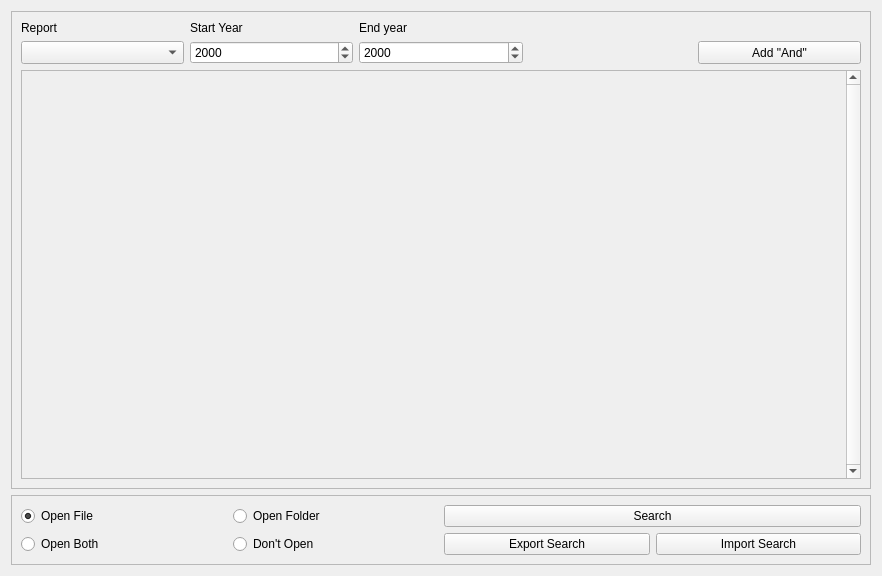
Above: ui/SearchTab.ui from CS-4820-Library-Project/COUNTER-5-Report-Tool-2020-5.0 before the change. Below: the same form after it.
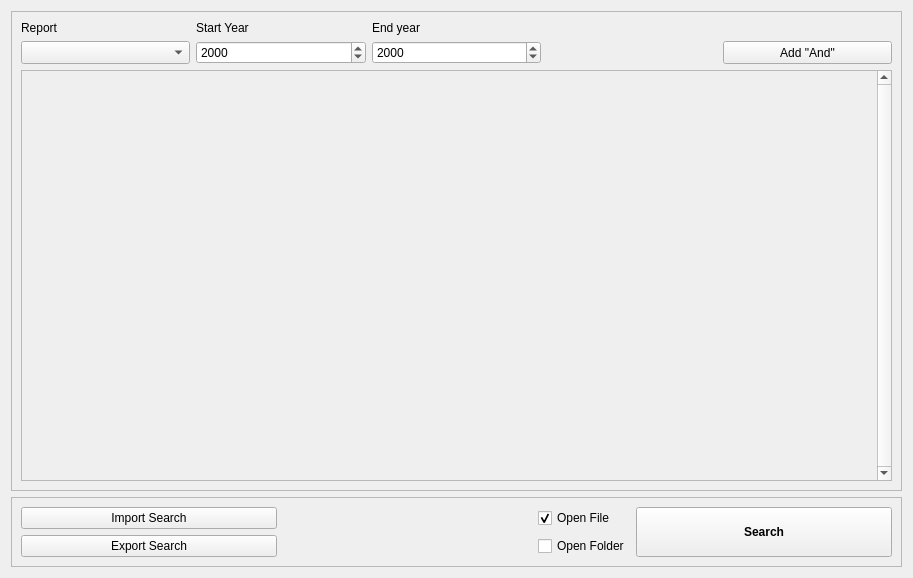
That is the form after the change. Icons and pictures are not drawn.

Commit message: changed radio buttons to check boxes

```diff
--- a/ui/SearchTab.ui
+++ b/ui/SearchTab.ui
@@ -6,8 +6,8 @@
    <rect>
     <x>0</x>
     <y>0</y>
-    <width>882</width>
-    <height>576</height>
+    <width>913</width>
+    <height>578</height>
    </rect>
   </property>
   <property name="windowTitle">
@@ -40,8 +40,8 @@
           <rect>
            <x>0</x>
            <y>0</y>
-           <width>747</width>
-           <height>174</height>
+           <width>778</width>
+           <height>176</height>
           </rect>
          </property>
          <property name="sizePolicy">
@@ -133,85 +133,23 @@
    </item>
    <item>
     <widget class="QFrame" name="search_control_frame">
+     <property name="sizePolicy">
+      <sizepolicy hsizetype="Expanding" vsizetype="Preferred">
+       <horstretch>0</horstretch>
+       <verstretch>0</verstretch>
+      </sizepolicy>
+     </property>
      <property name="frameShape">
       <enum>QFrame::StyledPanel</enum>
      </property>
      <property name="frameShadow">
       <enum>QFrame::Raised</enum>
      </property>
-     <layout class="QGridLayout" name="gridLayout_4">
-      <item row="3" column="3">
-       <widget class="QRadioButton" name="open_both_radioButton">
-        <property name="sizePolicy">
-         <sizepolicy hsizetype="Preferred" vsizetype="Preferred">
-          <horstretch>0</horstretch>
-          <verstretch>0</verstretch>
-         </sizepolicy>
-        </property>
-        <property name="text">
-         <string>Open Both</string>
-        </property>
-       </widget>
-      </item>
-      <item row="3" column="4">
-       <widget class="QRadioButton" name="dont_open_radioButton">
-        <property name="sizePolicy">
-         <sizepolicy hsizetype="Preferred" vsizetype="Preferred">
-          <horstretch>0</horstretch>
-          <verstretch>0</verstretch>
-         </sizepolicy>
-        </property>
-        <property name="text">
-         <string>Don't Open</string>
-        </property>
-       </widget>
-      </item>
-      <item row="2" column="3">
-       <widget class="QRadioButton" name="open_file_radioButton">
-        <property name="sizePolicy">
-         <sizepolicy hsizetype="Preferred" vsizetype="Preferred">
-          <horstretch>0</horstretch>
-          <verstretch>0</verstretch>
-         </sizepolicy>
-        </property>
-        <property name="text">
-         <string>Open File</string>
-        </property>
-        <property name="checked">
-         <bool>true</bool>
-        </property>
-       </widget>
-      </item>
-      <item row="2" column="4">
-       <widget class="QRadioButton" name="open_folder_radioButton">
-        <property name="sizePolicy">
-         <sizepolicy hsizetype="Preferred" vsizetype="Preferred">
-          <horstretch>0</horstretch>
-          <verstretch>0</verstretch>
-         </sizepolicy>
-        </property>
-        <property name="text">
-         <string>Open Folder</string>
-        </property>
-       </widget>
-      </item>
-      <item row="3" column="6">
-       <widget class="QPushButton" name="search_import_button">
-        <property name="sizePolicy">
-         <sizepolicy hsizetype="Preferred" vsizetype="Preferred">
-          <horstretch>0</horstretch>
-          <verstretch>0</verstretch>
-         </sizepolicy>
-        </property>
-        <property name="text">
-         <string>Import Search</string>
-        </property>
-       </widget>
-      </item>
-      <item row="3" column="5">
+     <layout class="QGridLayout" name="gridLayout">
+      <item row="1" column="0">
        <widget class="QPushButton" name="search_export_button">
         <property name="sizePolicy">
-         <sizepolicy hsizetype="Preferred" vsizetype="Preferred">
+         <sizepolicy hsizetype="Expanding" vsizetype="Preferred">
           <horstretch>0</horstretch>
           <verstretch>0</verstretch>
          </sizepolicy>
@@ -221,19 +159,83 @@
         </property>
        </widget>
       </item>
-      <item row="2" column="5" colspan="2">
+      <item row="0" column="3" rowspan="2">
        <widget class="QPushButton" name="search_button">
         <property name="sizePolicy">
-         <sizepolicy hsizetype="Preferred" vsizetype="Preferred">
+         <sizepolicy hsizetype="Expanding" vsizetype="Preferred">
           <horstretch>0</horstretch>
           <verstretch>0</verstretch>
          </sizepolicy>
         </property>
+        <property name="font">
+         <font>
+          <weight>75</weight>
+          <bold>true</bold>
+         </font>
+        </property>
         <property name="text">
          <string>Search</string>
         </property>
        </widget>
       </item>
+      <item row="0" column="0">
+       <widget class="QPushButton" name="search_import_button">
+        <property name="sizePolicy">
+         <sizepolicy hsizetype="Expanding" vsizetype="Preferred">
+          <horstretch>0</horstretch>
+          <verstretch>0</verstretch>
+         </sizepolicy>
+        </property>
+        <property name="text">
+         <string>Import Search</string>
+        </property>
+       </widget>
+      </item>
+      <item row="0" column="2">
+       <widget class="QCheckBox" name="search_open_file_checkbox">
+        <property name="sizePolicy">
+         <sizepolicy hsizetype="Preferred" vsizetype="Preferred">
+          <horstretch>0</horstretch>
+          <verstretch>0</verstretch>
+         </sizepolicy>
+        </property>
+        <property name="text">
+         <string>Open File</string>
+        </property>
+        <property name="checked">
+         <bool>true</bool>
+        </property>
+        <property name="tristate">
+         <bool>false</bool>
+        </property>
+       </widget>
+      </item>
+      <item row="1" column="2">
+       <widget class="QCheckBox" name="search_open_folder_checkbox">
+        <property name="sizePolicy">
+         <sizepolicy hsizetype="Preferred" vsizetype="Preferred">
+          <horstretch>0</horstretch>
+          <verstretch>0</verstretch>
+         </sizepolicy>
+        </property>
+        <property name="text">
+         <string>Open Folder</string>
+        </property>
+       </widget>
+      </item>
+      <item row="0" column="1" rowspan="2">
+       <spacer name="search_control_spacer">
+        <property name="orientation">
+         <enum>Qt::Horizontal</enum>
+        </property>
+        <property name="sizeHint" stdset="0">
+         <size>
+          <width>0</width>
+          <height>0</height>
+         </size>
+        </property>
+       </spacer>
+      </item>
      </layout>
     </widget>
    </item>
```
Left out of the diff: 2 changed lines with no effect on the pictures. The commit also changes 2 other files.
